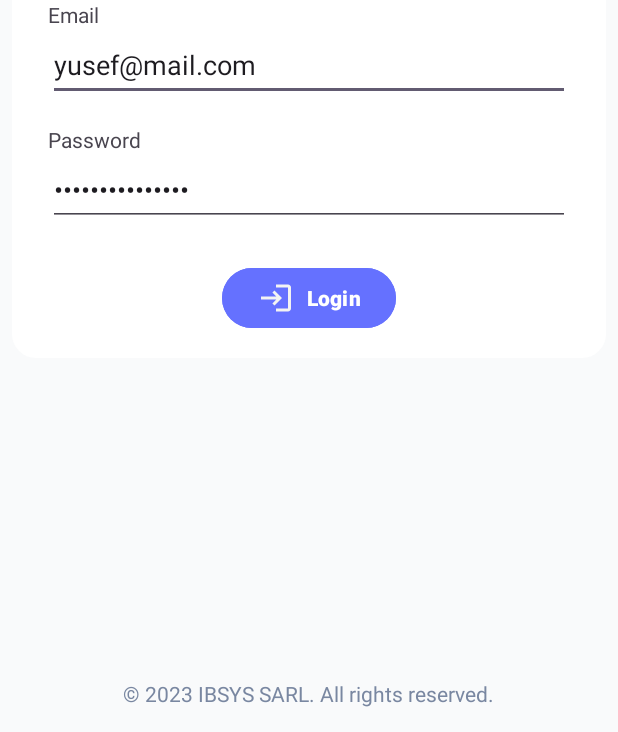
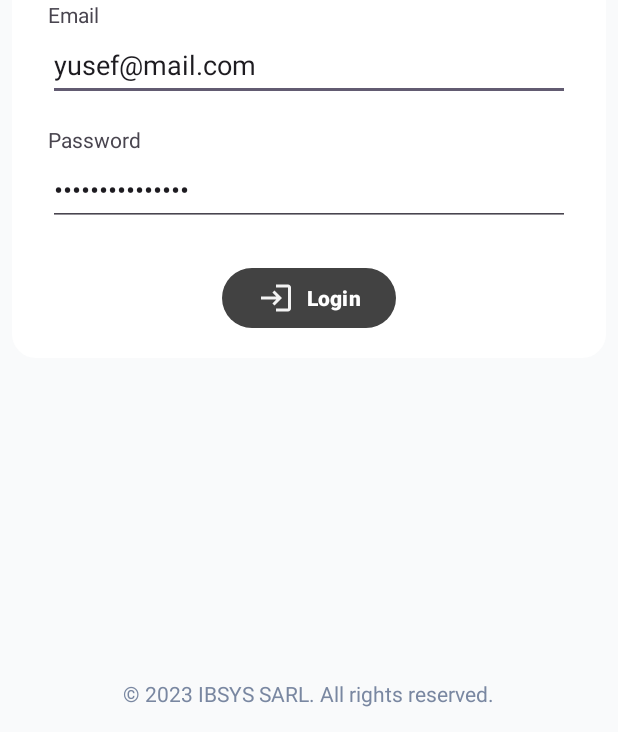
Before and after one commit to youssef-faik/retail-manager-mobile-app, an Android app: the screen it shows after launch (LoginActivity), after a tap on "Login", on a phone screen of 412 x 824 dp, the part 504-1236 px from its top. Run offline under Robolectric (Android 15) with nearby library versions, the phone set to English and light mode, and no system bars; 3 statements that could not run were skipped.

Commit message:
change login button color

```diff
--- a/app/src/main/java/com/example/myapplication/LoginActivity.java
+++ b/app/src/main/java/com/example/myapplication/LoginActivity.java
@@ -71,8 +71,6 @@ public class LoginActivity extends AppCompatActivity {
 
         // If the input values are valid, try to sign in user
         if (isValid) {
-          loginBtn.setBackgroundColor(getColor(R.color.disable_button));
-          loginBtn.setTextColor(getColor(R.color.white));
           loginBtn.setEnabled(false);
           // Perform API call for user authentication
           AuthenticationRequest body = new AuthenticationRequest();
@@ -184,7 +182,6 @@ public class LoginActivity extends AppCompatActivity {
 
       }
       mProgressBar.setVisibility(View.INVISIBLE);
-      loginBtn.setBackgroundColor(getColor(R.color.purple_bg_color));
       loginBtn.setEnabled(true);
 
     }
--- a/app/src/main/res/layout/activity_login.xml
+++ b/app/src/main/res/layout/activity_login.xml
@@ -80,7 +80,6 @@
                 android:layout_height="wrap_content"
                 android:layout_gravity="center_horizontal"
                 android:layout_marginTop="24dp"
-                android:backgroundTint="@color/purple_bg_color"
                 android:drawableLeft="@drawable/ic_login"
                 android:minHeight="48dp"
                 android:text="@string/login"
```
